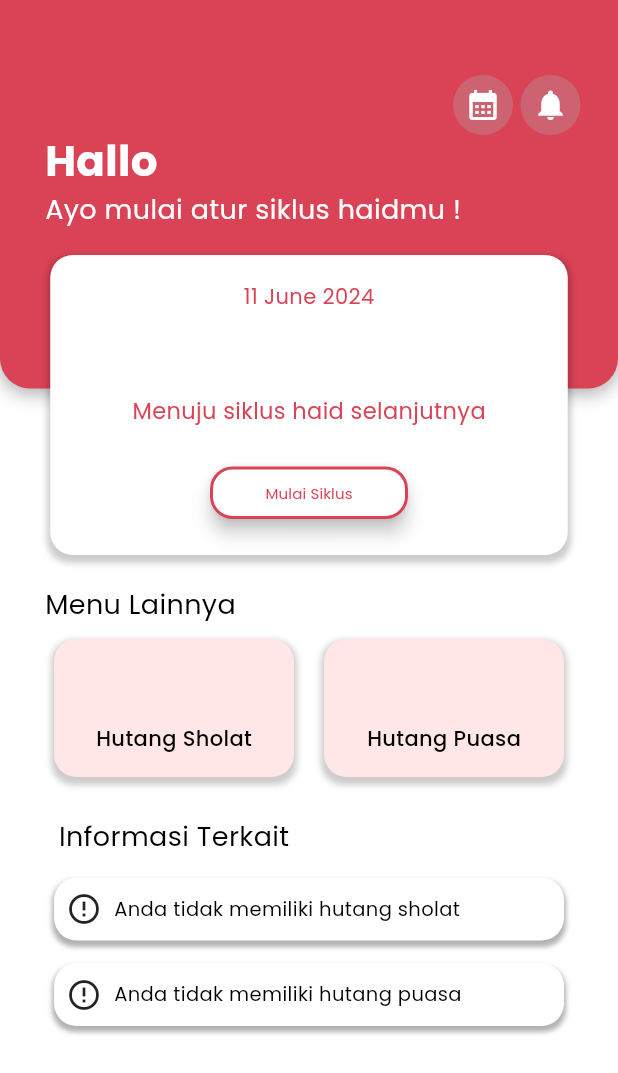
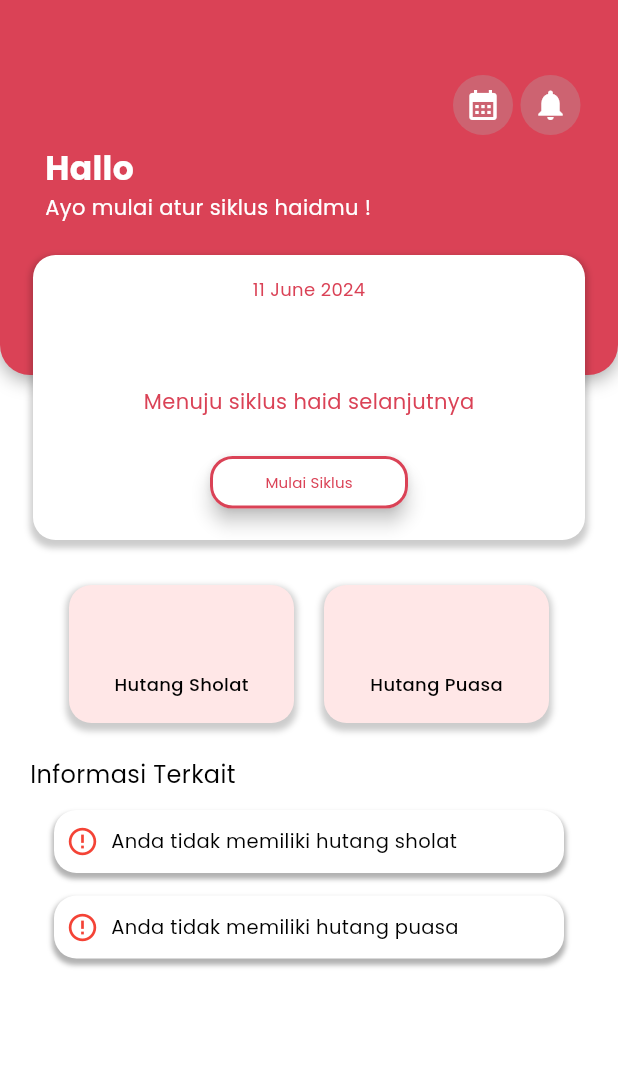
Before and after one commit to khairunnisaalallah/v2_zenfemina_mobile, a Flutter app: the DashboardPage screen opened by its route, on a phone screen of 412 x 824 dp. Shown: the top 1073 px of the screen. Run offline on Flutter 3.47's test engine with Material 3 defaults, Android fonts, the phone set to English and light mode, and no system bars; our stand-ins replace carousel_slider, firebase_core, firebase_messaging, flutter_svg, font_awesome_flutter, get and 5 more; accounts and stored records are empty; generated files the repository leaves out were written again; network calls fail.

Commit message:
style: resizing dashboard view

```diff
--- a/lib/navigation/dashboard.dart
+++ b/lib/navigation/dashboard.dart
@@ -167,7 +167,7 @@ class _DashboardPageState extends State<DashboardPage> {
                 left: 0,
                 right: 0,
                 child: Container(
-                  height: 259,
+                  height: 250,
                   decoration: BoxDecoration(
                     borderRadius: BorderRadius.only(
                       bottomLeft: Radius.circular(20),
@@ -186,7 +186,7 @@ class _DashboardPageState extends State<DashboardPage> {
                 ),
               ),
               Positioned(
-                top: 45,
+                top: 55,
                 left: 30,
                 child: Column(
                   crossAxisAlignment: CrossAxisAlignment.start,
@@ -196,7 +196,7 @@ class _DashboardPageState extends State<DashboardPage> {
                       'Hallo $_username',
                       textAlign: TextAlign.left,
                       style: GoogleFonts.poppins(
-                        fontSize: 28,
+                        fontSize: 22,
                         fontWeight: FontWeight.bold,
                         color: Colors.white,
                       ),
@@ -205,7 +205,7 @@ class _DashboardPageState extends State<DashboardPage> {
                       'Ayo mulai atur siklus haidmu !',
                       textAlign: TextAlign.left,
                       style: GoogleFonts.poppins(
-                        fontSize: 18,
+                        fontSize: 14,
                         fontWeight: FontWeight.w400,
                         color: Colors.white,
                       ),
@@ -235,12 +235,12 @@ class _DashboardPageState extends State<DashboardPage> {
               ),
               Positioned(
                 top: 170,
-                left: 0,
-                right: 0,
+                left: 22,
+                right: 22,
                 child: Center(
                   child: Container(
-                    width: 345,
-                    height: 200,
+                    width: MediaQuery.of(context).size.width,
+                    height: 190,
                     decoration: BoxDecoration(
                       color: Colors.white,
                       borderRadius: BorderRadius.circular(15),
@@ -259,7 +259,7 @@ class _DashboardPageState extends State<DashboardPage> {
                         Text(
                           DateFormat('dd MMMM yyyy').format(DateTime.now()),
                           style: GoogleFonts.poppins(
-                            fontSize: 14,
+                            fontSize: 12,
                             color: Color(0XFFDA4256),
                             fontWeight: FontWeight.w400,
                           ),
@@ -277,7 +277,7 @@ class _DashboardPageState extends State<DashboardPage> {
                         Text(
                           'Menuju siklus haid selanjutnya',
                           style: GoogleFonts.poppins(
-                            fontSize: 15,
+                            fontSize: 14,
                             color: Color(0xFFDA4256),
                             fontWeight: FontWeight.w400,
                           ),
@@ -286,7 +286,7 @@ class _DashboardPageState extends State<DashboardPage> {
                         ElevatedButton(
                           onPressed: _updateCycleStatus,
                           style: ElevatedButton.styleFrom(
-                            foregroundColor: Color(0xFFDAD3D3),
+                            foregroundColor: Colors.white,
                             backgroundColor: Colors.white,
                             elevation: 5,
                             shape: RoundedRectangleBorder(
@@ -318,22 +318,9 @@ class _DashboardPageState extends State<DashboardPage> {
                 right: 0,
                 child: Column(
                   children: [
-                    Row(
-                      mainAxisAlignment: MainAxisAlignment.start,
-                      children: [
-                        SizedBox(width: 30),
-                        Text(
-                          'Menu Lainnya',
-                          style: GoogleFonts.poppins(
-                            fontSize: 18,
-                            color: Colors.black,
-                            fontWeight: FontWeight.w400,
-                          ),
-                        ),
-                      ],
-                    ),
-                    SizedBox(height: 10),
-                    Row(
+                    Padding(
+                      padding: EdgeInsets.only(left: 20.0, right: 20.0),
+                      child: Row(
                         mainAxisAlignment: MainAxisAlignment.center,
                         children: [
                           InkWell(
@@ -341,7 +328,7 @@ class _DashboardPageState extends State<DashboardPage> {
                               Get.toNamed('/sholatpuasa');
                             },
                             child: Container(
-                            width: 160,
+                              width: 150,
                               height: 92,
                               decoration: BoxDecoration(
                                 color: Color(0XFFFFE7E7),
@@ -363,7 +350,7 @@ class _DashboardPageState extends State<DashboardPage> {
                                   child: Text(
                                     'Hutang Sholat',
                                     style: GoogleFonts.poppins(
-                                    fontSize: 14,
+                                      fontSize: 12,
                                       fontWeight: FontWeight.w500,
                                       color: Colors.black,
                                     ),
@@ -378,7 +365,7 @@ class _DashboardPageState extends State<DashboardPage> {
                               Get.toNamed('/sholatpuasa');
                             },
                             child: Container(
-                            width: 160,
+                              width: 150,
                               height: 92,
                               decoration: BoxDecoration(
                                 color: Color(0xFFFFE7E7),
@@ -400,7 +387,7 @@ class _DashboardPageState extends State<DashboardPage> {
                                   child: Text(
                                     'Hutang Puasa',
                                     style: GoogleFonts.poppins(
-                                    fontSize: 14,
+                                      fontSize: 12,
                                       fontWeight: FontWeight.w500,
                                       color: Colors.black,
                                     ),
@@ -411,33 +398,31 @@ class _DashboardPageState extends State<DashboardPage> {
                           ),
                         ],
                       ),
+                    )
                   ],
                 ),
               ),
               Positioned(
-                top: 545,
-                right: 180,
-                left: 0,
-                child: Center(
+                top: 505,
+                right: 0,
+                left: 20,
                 child: Text(
                   'Informasi Terkait',
                   style: GoogleFonts.poppins(
-                      fontSize: 18,
+                    fontSize: 16,
                     color: Colors.black,
                     fontWeight: FontWeight.w400,
                   ),
                 ),
               ),
-              ),
+
               Positioned(
-                top: 585,
-                left: 0,
-                right: 0,
+                top: 540,
+                left: 20,
+                right: 20,
                 child: Column(
                   children: [
-                    Center(
-                      child: informasiterkait(),
-                    ),
+                    informasiterkait(),
                     SizedBox(height: 15), // Berikan jarak antara kedua widget
                     informasiterkait2(), // Tampilkan informasi kedua
                   ],
@@ -472,6 +457,8 @@ class _DashboardPageState extends State<DashboardPage> {
             padding: const EdgeInsets.all(8.0),
             child: Icon(
               Icons.error_outline,
+              color: Colors.red,
+              size: 22,
             ),
           ),
           Text(
@@ -511,6 +498,8 @@ class _DashboardPageState extends State<DashboardPage> {
             padding: const EdgeInsets.all(8.0),
             child: Icon(
               Icons.error_outline,
+              color: Colors.red,
+              size: 22,
             ),
           ),
           Text(
```
Lines whose indentation alone changed are shown as unchanged.
